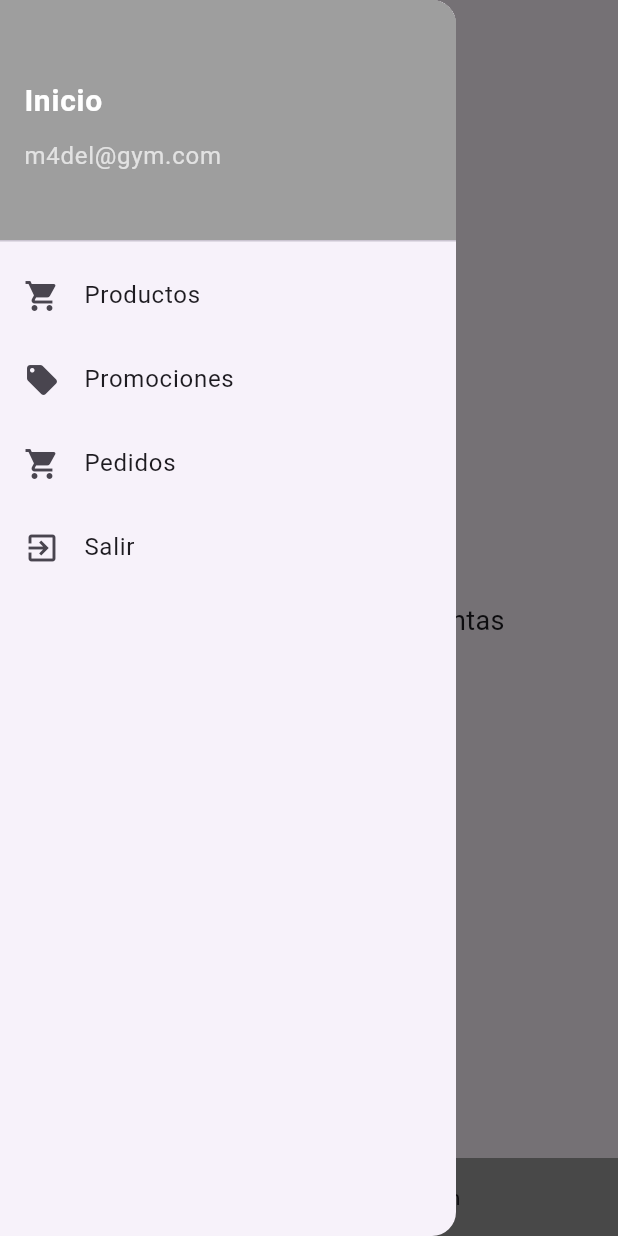
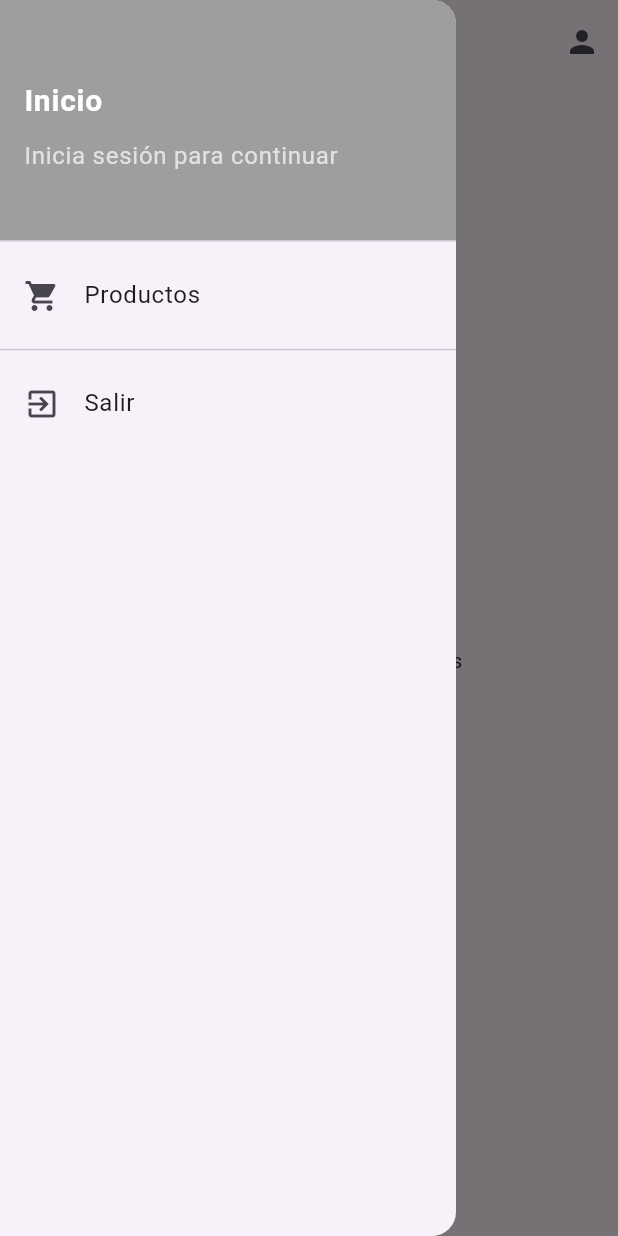
Before and after one commit to loreasc2003/proyecto10B_m4del, a Flutter app: the screen it shows after launch, with the side drawer open, on a phone screen of 412 x 824 dp. Run offline on Flutter 3.47's test engine with Material 3 defaults, Android fonts, the phone set to English and light mode, and no system bars.

Commit message:
Agregación de Inicio de sesión, registrar, recuperar password y mostrar productos

```diff
--- a/modulo_marketing_m4del/lib/screens/home.dart
+++ b/modulo_marketing_m4del/lib/screens/home.dart
@@ -1,31 +1,62 @@
 import 'package:flutter/material.dart';
+import 'login.dart'; // Asegúrate de importar la pantalla de login
 import '../widgets/drawer.dart';
+ // Importa el GymDrawer
 
-class GymHomePage extends StatelessWidget {
+class GymHomePage extends StatefulWidget {
+  @override
+  _GymHomePageState createState() => _GymHomePageState();
+}
+
+class _GymHomePageState extends State<GymHomePage> {
+  bool isLoggedIn = false; // Estado de sesión del usuario
+  String userEmail = '';  // Correo del usuario
+
+  // Función para manejar el inicio de sesión
+  void _login() {
+    Navigator.push(
+      context,
+      MaterialPageRoute(builder: (context) => Login()), // Redirige al login
+    ).then((value) {
+      if (value != null && value) {
+        setState(() {
+          isLoggedIn = true; // Usuario ha iniciado sesión
+          userEmail = 'user@m4del.com'; // Puedes cambiarlo por el correo del usuario logueado
+        });
+      }
+    });
+  }
+
+  // Función para manejar el cierre de sesión
+  void _logout() {
+    setState(() {
+      isLoggedIn = false; // Cierra la sesión
+      userEmail = ''; // Resetea el correo
+    });
+  }
+
   @override
   Widget build(BuildContext context) {
     return Scaffold(
       appBar: AppBar(
         title: Text('BULL´S GYM'),
+        actions: [
+          // Si no está logueado, muestra el icono para iniciar sesión
+          IconButton(
+            icon: Icon(Icons.person),
+            onPressed: isLoggedIn
+                ? _logout // Si está logueado, cierra sesión
+                : _login, // Si no está logueado, muestra la pantalla de login
+          ),
+        ],
       ),
-      drawer: GymDrawer(), // Incluye el Drawer
-      body: Padding(
-        padding: const EdgeInsets.all(16.0), // Agrega padding alrededor del cuerpo
-        child: Center(
-          child: Text(
-            'Bienvenido al modulo de ventas',
-            style: TextStyle(fontSize: 18),
-          ),
-        ),
+      drawer: GymDrawer(
+        isLoggedIn: isLoggedIn,
+        userEmail: userEmail,
+        onLogout: _logout, // Pasa la función de logout al drawer
       ),
-      bottomNavigationBar: Container(
-        color: Colors.grey,
-        padding: EdgeInsets.all(16), // Padding ya está aquí en el contenedor del footer
-        child: Text(
-          'Contáctanos: m4del@gym.com',
-          style: TextStyle(fontSize: 14),
-          textAlign: TextAlign.center,
-        ),
+      body: Center(
+        child: Text('Bienvenido al módulo de ventas'),
       ),
     );
   }
--- a/modulo_marketing_m4del/lib/widgets/drawer.dart
+++ b/modulo_marketing_m4del/lib/widgets/drawer.dart
@@ -2,8 +2,16 @@ import 'package:flutter/material.dart';
 import '../screens/productos.dart';
 import '../screens/promociones.dart';
 import '../screens/pedidos.dart';
+import '../screens/login.dart';
 
 class GymDrawer extends StatelessWidget {
+  final bool isLoggedIn;
+  final String userEmail;
+  final Function onLogout; // Callback para manejar el cierre de sesión
+
+  // Constructor para recibir el estado de login y correo del usuario
+  GymDrawer({required this.isLoggedIn, required this.userEmail, required this.onLogout});
+
   @override
   Widget build(BuildContext context) {
     return Drawer(
@@ -28,7 +36,7 @@ class GymDrawer extends StatelessWidget {
                 ),
                 SizedBox(height: 10),
                 Text(
-                  'm4del@gym.com',
+                  isLoggedIn ? userEmail : 'Inicia sesión para continuar', // Muestra el email o mensaje de login
                   style: TextStyle(color: Colors.white70),
                 ),
               ],
@@ -41,10 +49,12 @@ class GymDrawer extends StatelessWidget {
               Navigator.pop(context); // Cierra el Drawer
               Navigator.push(
                 context,
-                MaterialPageRoute(builder: (context) => Productos()), // Navega a Products
+                MaterialPageRoute(builder: (context) => Productos()), // Navega a Productos
               );
             },
           ),
+          // Si el usuario ha iniciado sesión, mostramos las opciones adicionales
+          if (isLoggedIn) ...[
             ListTile(
               leading: Icon(Icons.local_offer),
               title: Text('Promociones'),
@@ -52,26 +62,29 @@ class GymDrawer extends StatelessWidget {
                 Navigator.pop(context);
                 Navigator.push(
                   context,
-                MaterialPageRoute(builder: (context) => Promociones()),
+                  MaterialPageRoute(builder: (context) => Promociones()), // Navega a Promociones
                 );
               },
             ),
             ListTile(
-            leading: Icon(Icons.shopping_cart),
+              leading: Icon(Icons.list),
               title: Text('Pedidos'),
               onTap: () {
                 Navigator.pop(context);
                 Navigator.push(
                   context,
-                MaterialPageRoute(builder: (context) => Pedidos()),
+                  MaterialPageRoute(builder: (context) => Pedidos()), // Navega a Pedidos
                 );
               },
             ),
+          ],
+          Divider(),
           ListTile(
             leading: Icon(Icons.exit_to_app),
             title: Text('Salir'),
             onTap: () {
               Navigator.pop(context); // Cierra el Drawer
+              onLogout(); // Llama al callback para cerrar sesión
             },
           ),
         ],
--- a/modulo_marketing_m4del/pubspec.yaml
+++ b/modulo_marketing_m4del/pubspec.yaml
@@ -30,6 +30,7 @@ environment:
 dependencies:
   flutter:
     sdk: flutter
+  carousel_slider: ^4.2.1
 
 
   # The following adds the Cupertino Icons font to your application.
```
Also changed, not shown: modulo_marketing_m4del/lib/screens/forgotPassword.dart (added, +72 -0 lines), modulo_marketing_m4del/lib/screens/login.dart (added, +144 -0 lines), modulo_marketing_m4del/lib/screens/productos.dart (+104 -3 lines), modulo_marketing_m4del/lib/screens/register.dart (added, +94 -0 lines), modulo_marketing_m4del/pubspec.lock. Lines whose indentation alone changed are shown as unchanged.
